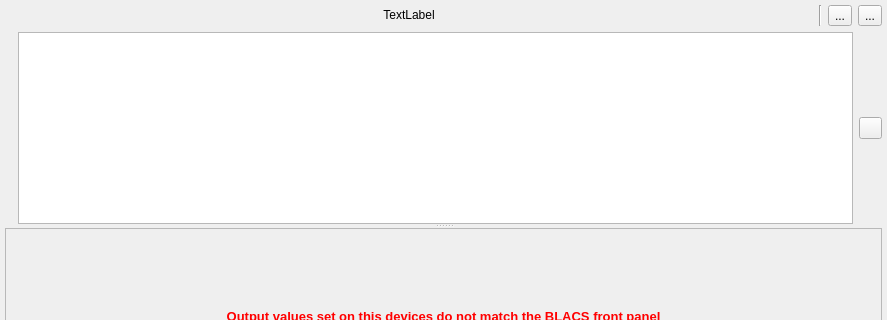
The window that tab_frame.ui (labscript-suite/blacs) describes before a commit, drawn with Qt 5; both pictures show x 0 to 887 and y 0 to 320 of the 887 by 612 pixel window.
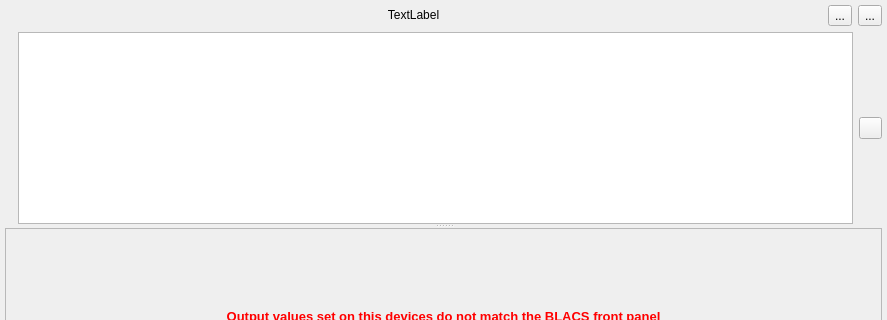
The same window after the commit. Icons and pictures are not drawn.

Commit message: feature: Remove vertical line in tab frame header

```diff
--- a/tab_frame.ui
+++ b/tab_frame.ui
@@ -21,23 +21,10 @@
     <number>5</number>
    </property>
    <item>
-    <layout class="QHBoxLayout" name="horizontalLayout" stretch="0,1,0,0,0,0">
+    <layout class="QHBoxLayout" name="horizontalLayout" stretch="1,0,0">
      <property name="spacing">
       <number>6</number>
      </property>
-     <item>
-      <spacer name="horizontalSpacer">
-       <property name="orientation">
-        <enum>Qt::Horizontal</enum>
-       </property>
-       <property name="sizeHint" stdset="0">
-        <size>
-         <width>40</width>
-         <height>20</height>
-        </size>
-       </property>
-      </spacer>
-     </item>
      <item>
       <widget class="QLabel" name="device_name">
        <property name="sizePolicy">
@@ -57,26 +44,6 @@
        </property>
       </widget>
      </item>
-     <item>
-      <spacer name="horizontalSpacer_2">
-       <property name="orientation">
-        <enum>Qt::Horizontal</enum>
-       </property>
-       <property name="sizeHint" stdset="0">
-        <size>
-         <width>40</width>
-         <height>20</height>
-        </size>
-       </property>
-      </spacer>
-     </item>
-     <item>
-      <widget class="Line" name="line">
-       <property name="orientation">
-        <enum>Qt::Vertical</enum>
-       </property>
-      </widget>
-     </item>
      <item>
       <widget class="QToolButton" name="button_clear_smart_programming">
        <property name="toolTip">
```
Left out of the diff: 2 changed lines with no effect on the pictures.
